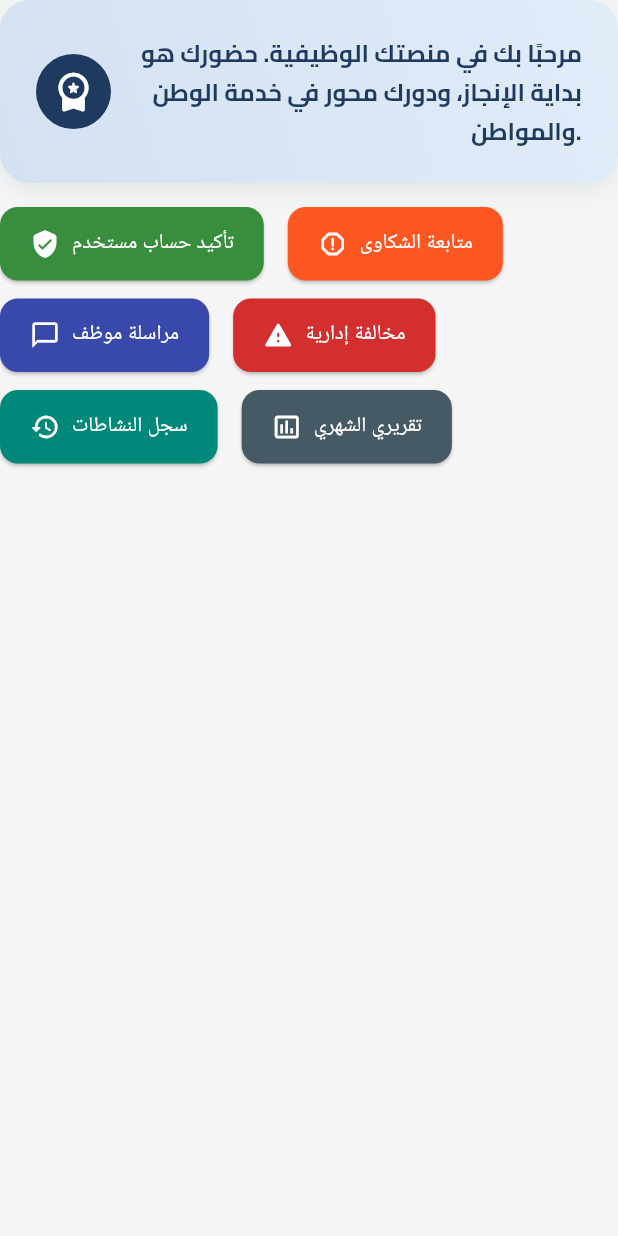
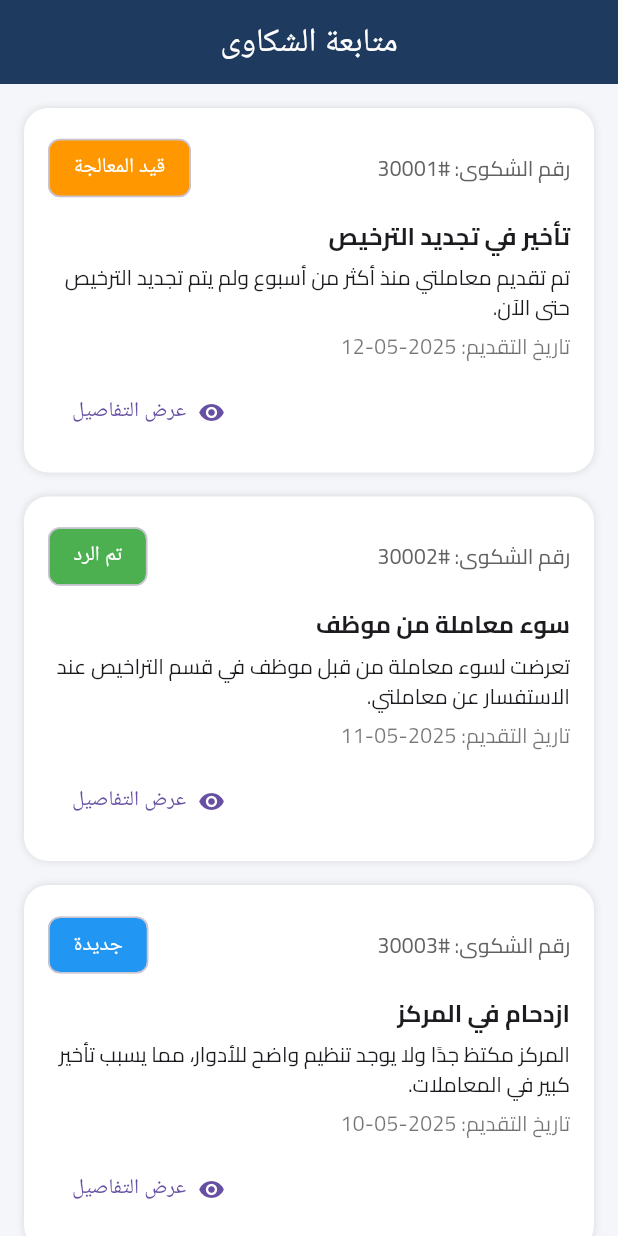
Before and after one commit to osamadweikat/Traffic-Department-Frontend, a Flutter app: the DashboardWelcomeAndActions widget shown alone on an empty page, opened directly, after a tap on "متابعة الشكاوى", on a phone screen of 412 x 824 dp. Run offline on Flutter 3.47's test engine with Material 3 defaults, Android fonts, the phone set to English and light mode, and no system bars; our stand-ins replace easy_localization, file_picker, image_picker, lottie, month_picker_dialog, permission_handler and 4 more; missing offline and left inert: universal_html; accounts and stored records are empty; project files that could hold a hidden picture were left out.

Commit message:
add track complaints screen

```diff
--- /dev/null
+++ b/lib/data/complaints_data.dart
@@ -0,0 +1,67 @@
+final List<Map<String, dynamic>> complaints = [
+  {
+    "id": 30001,
+    "title": "تأخير في تجديد الترخيص",
+    "description": "تم تقديم معاملتي منذ أكثر من أسبوع ولم يتم تجديد الترخيص حتى الآن.",
+    "date": "2025-05-12",
+    "status": "in_progress",
+    "type": "تأخير تجديد الترخيص",
+    "fullName": "محمد سالم أحمد يوسف",
+    "nationalId": "401223456",
+    "phone": "0599123456",
+    "email": "mohammad.salem@example.com",
+    "attachment": null,
+  },
+  {
+    "id": 30002,
+    "title": "سوء معاملة من موظف",
+    "description": "تعرضت لسوء معاملة من قبل موظف في قسم التراخيص عند الاستفسار عن معاملتي.",
+    "date": "2025-05-11",
+    "status": "resolved",
+    "type": "سوء معاملة من موظف",
+    "fullName": "ليلى حسين عبد الله سمارة",
+    "nationalId": "402112345",
+    "phone": "0599988776",
+    "email": "layla.samara@example.com",
+    "attachment": null,
+  },
+  {
+    "id": 30003,
+    "title": "ازدحام في المركز",
+    "description": "المركز مكتظ جدًا ولا يوجد تنظيم واضح للأدوار، مما يسبب تأخير كبير في المعاملات.",
+    "date": "2025-05-10",
+    "status": "new",
+    "type": "ازدحام في المركز",
+    "fullName": "سامي عادل محمود بركات",
+    "nationalId": "403334321",
+    "phone": "0599112233",
+    "email": "sami.barakat@example.com",
+    "attachment": null,
+  },
+  {
+    "id": 30004,
+    "title": "رفض غير مبرر لمعاملة",
+    "description": "تم رفض معاملتي دون توضيح الأسباب أو إعطائي تعليمات واضحة حول المطلوب.",
+    "date": "2025-05-09",
+    "status": "rejected",
+    "type": "رفض غير مبرر لمعاملة",
+    "fullName": "نورا يوسف جمال الأسطل",
+    "nationalId": "400112211",
+    "phone": "0599448877",
+    "email": "nora.astal@example.com",
+    "attachment": "refusal_screenshot.jpg",
+  },
+  {
+    "id": 30005,
+    "title": "تأخير في تقديم الخدمة",
+    "description": "الانتظار طويل جدًا والموظفون لا يستجيبون بسرعة للمراجعين.",
+    "date": "2025-05-08",
+    "status": "in_progress",
+    "type": "تأخير في تقديم الخدمة",
+    "fullName": "أحمد خالد فؤاد المصري",
+    "nationalId": "405667788",
+    "phone": "0599001122",
+    "email": "ahmad.masri@example.com",
+    "attachment": "service_delay.png",
+  },
+];
--- a/lib/screens/staff/dashboard/dashboard_welcome_and_actions.dart
+++ b/lib/screens/staff/dashboard/dashboard_welcome_and_actions.dart
@@ -1,5 +1,6 @@
 import 'package:flutter/material.dart';
 import 'package:traffic_department/screens/staff/tasks/confirm_user_screen.dart';
+import 'package:traffic_department/screens/staff/tasks/track_complaints_screen.dart';
 
 class DashboardWelcomeAndActions extends StatelessWidget {
   const DashboardWelcomeAndActions({super.key});
@@ -39,14 +40,26 @@ class DashboardWelcomeAndActions extends StatelessWidget {
         children: [
           Container(
             padding: const EdgeInsets.all(10),
-            decoration: const BoxDecoration(color: Color(0xFF1E3A5F), shape: BoxShape.circle),
-            child: const Icon(Icons.workspace_premium_rounded, color: Colors.white, size: 30),
+            decoration: const BoxDecoration(
+              color: Color(0xFF1E3A5F),
+              shape: BoxShape.circle,
+            ),
+            child: const Icon(
+              Icons.workspace_premium_rounded,
+              color: Colors.white,
+              size: 30,
+            ),
           ),
           const SizedBox(width: 16),
           const Expanded(
             child: Text(
               'مرحبًا بك في منصتك الوظيفية. حضورك هو بداية الإنجاز، ودورك محور في خدمة الوطن والمواطن.',
-              style: TextStyle(fontSize: 16, fontWeight: FontWeight.w700, color: Color(0xFF1E3A5F), height: 1.6),
+              style: TextStyle(
+                fontSize: 16,
+                fontWeight: FontWeight.w700,
+                color: Color(0xFF1E3A5F),
+                height: 1.6,
+              ),
               textAlign: TextAlign.right,
             ),
           ),
@@ -61,7 +74,8 @@ class DashboardWelcomeAndActions extends StatelessWidget {
         'icon': Icons.verified_user_rounded,
         'label': 'تأكيد حساب مستخدم',
         'color': Colors.green.shade700,
-        'onTap': () => Navigator.push(
+        'onTap':
+            () => Navigator.push(
               context,
               MaterialPageRoute(builder: (_) => const ConfirmUserScreen()),
             ),
@@ -70,7 +84,11 @@ class DashboardWelcomeAndActions extends StatelessWidget {
         'icon': Icons.report_gmailerrorred_rounded,
         'label': 'متابعة الشكاوى',
         'color': Colors.deepOrange,
-        'onTap': () {},
+        'onTap':
+            () => Navigator.push(
+              context,
+              MaterialPageRoute(builder: (_) => const TrackComplaintsScreen()),
+            ),
       },
       {
         'icon': Icons.chat_bubble_outline,
@@ -101,16 +119,22 @@ class DashboardWelcomeAndActions extends StatelessWidget {
     return Wrap(
       spacing: 16,
       runSpacing: 12,
-      children: actions.map((action) {
+      children:
+          actions.map((action) {
             return ElevatedButton.icon(
               onPressed: () => (action['onTap'] as VoidCallback)(),
               icon: Icon(action['icon'] as IconData, size: 20),
               label: Text(action['label'] as String),
               style: ElevatedButton.styleFrom(
-            padding: const EdgeInsets.symmetric(horizontal: 20, vertical: 14),
+                padding: const EdgeInsets.symmetric(
+                  horizontal: 20,
+                  vertical: 14,
+                ),
                 backgroundColor: action['color'] as Color,
                 foregroundColor: Colors.white,
-            shape: RoundedRectangleBorder(borderRadius: BorderRadius.circular(12)),
+                shape: RoundedRectangleBorder(
+                  borderRadius: BorderRadius.circular(12),
+                ),
               ),
             );
           }).toList(),
--- /dev/null
+++ b/lib/screens/staff/tasks/track_complaints_screen.dart
@@ -0,0 +1,352 @@
+import 'package:flutter/material.dart';
+import 'package:traffic_department/data/complaints_data.dart';
+
+class TrackComplaintsScreen extends StatefulWidget {
+  const TrackComplaintsScreen({super.key});
+
+  @override
+  State<TrackComplaintsScreen> createState() => _TrackComplaintsScreenState();
+}
+
+class _TrackComplaintsScreenState extends State<TrackComplaintsScreen> {
+  int? expandedIndex;
+  Map<int, String> selectedStatuses = {};
+  Map<int, TextEditingController> commentControllers = {};
+
+  Color getStatusColor(String status) {
+    switch (status) {
+      case 'new':
+        return Colors.blue;
+      case 'in_progress':
+        return Colors.orange;
+      case 'resolved':
+        return Colors.green;
+      case 'rejected':
+        return Colors.red;
+      default:
+        return Colors.grey;
+    }
+  }
+
+  String getStatusLabel(String status) {
+    switch (status) {
+      case 'new':
+        return 'جديدة';
+      case 'in_progress':
+        return 'قيد المعالجة';
+      case 'resolved':
+        return 'تم الرد';
+      case 'rejected':
+        return 'مرفوضة';
+      default:
+        return 'غير معروف';
+    }
+  }
+
+  void updateComplaintStatus(int index) {
+    final newStatus = selectedStatuses[index];
+    if (newStatus != null && newStatus != complaints[index]['status']) {
+      setState(() {
+        complaints[index]['status'] = newStatus;
+        expandedIndex = null;
+      });
+
+      showDialog(
+        context: context,
+        barrierDismissible: false,
+        builder:
+            (_) => AlertDialog(
+              shape: RoundedRectangleBorder(
+                borderRadius: BorderRadius.circular(12),
+              ),
+              content: Row(
+                mainAxisSize: MainAxisSize.min,
+                children: const [
+                  Icon(Icons.check_circle, color: Colors.green),
+                  SizedBox(width: 10),
+                  Text(
+                    'تم تحديث حالة الشكوى بنجاح',
+                    style: TextStyle(fontWeight: FontWeight.bold),
+                  ),
+                ],
+              ),
+            ),
+      );
+
+      Future.delayed(const Duration(seconds: 2), () {
+        Navigator.pop(context);
+      });
+    }
+  }
+
+  @override
+  Widget build(BuildContext context) {
+    return Directionality(
+      textDirection: TextDirection.rtl,
+      child: Scaffold(
+        backgroundColor: const Color(0xFFF4F6FA),
+        appBar: AppBar(
+          automaticallyImplyLeading: false,
+          backgroundColor: const Color(0xFF1E3A5F),
+          title: const Text(
+            'متابعة الشكاوى',
+            style: TextStyle(color: Colors.white),
+          ),
+          centerTitle: true,
+        ),
+        body: ListView.builder(
+          padding: const EdgeInsets.all(16),
+          itemCount: complaints.length,
+          itemBuilder: (context, index) {
+            final complaint = complaints[index];
+            final isExpanded = expandedIndex == index;
+            final currentStatus = complaint['status'];
+            final isFinal =
+                currentStatus == 'resolved' || currentStatus == 'rejected';
+
+            commentControllers.putIfAbsent(
+              index,
+              () => TextEditingController(),
+            );
+
+            return AnimatedContainer(
+              duration: const Duration(milliseconds: 300),
+              margin: const EdgeInsets.only(bottom: 16),
+              padding: const EdgeInsets.all(16),
+              decoration: BoxDecoration(
+                color: Colors.white,
+                borderRadius: BorderRadius.circular(16),
+                boxShadow: const [
+                  BoxShadow(color: Colors.black12, blurRadius: 4),
+                ],
+              ),
+              child: Column(
+                crossAxisAlignment: CrossAxisAlignment.stretch,
+                children: [
+                  Row(
+                    mainAxisAlignment: MainAxisAlignment.spaceBetween,
+                    children: [
+                      Text(
+                        'رقم الشكوى: #${complaint['id']}',
+                        style: TextStyle(color: Colors.grey[700]),
+                      ),
+                      Chip(
+                        label: Text(
+                          getStatusLabel(currentStatus),
+                          style: const TextStyle(color: Colors.white),
+                        ),
+                        backgroundColor: getStatusColor(currentStatus),
+                      ),
+                    ],
+                  ),
+                  const SizedBox(height: 10),
+                  Text(
+                    complaint['title'],
+                    style: const TextStyle(
+                      fontWeight: FontWeight.bold,
+                      fontSize: 16,
+                    ),
+                    textAlign: TextAlign.right,
+                  ),
+                  const SizedBox(height: 6),
+                  Text(complaint['description'], textAlign: TextAlign.right),
+                  const SizedBox(height: 6),
+                  Text(
+                    'تاريخ التقديم: ${complaint['date']}',
+                    style: const TextStyle(color: Colors.black54),
+                    textAlign: TextAlign.right,
+                  ),
+                  const SizedBox(height: 10),
+                  if (!isExpanded)
+                    Align(
+                      alignment: Alignment.bottomLeft,
+                      child: TextButton.icon(
+                        onPressed: () => setState(() => expandedIndex = index),
+                        icon: const Icon(Icons.visibility),
+                        label: const Text('عرض التفاصيل'),
+                      ),
+                    ),
+                  if (isExpanded) ...[
+                    const Divider(height: 24),
+                    Align(
+                      alignment: Alignment.centerRight,
+                      child: Column(
+                        crossAxisAlignment: CrossAxisAlignment.end,
+                        children: [
+                          _detailRow('نوع الشكوى:', complaint['type']),
+                          _detailRow(
+                            'الاسم الكامل:',
+                            complaint['fullName'] ?? '---',
+                          ),
+                          _detailRow(
+                            'رقم الهوية:',
+                            complaint['nationalId'] ?? '---',
+                          ),
+                          _detailRow(
+                            'رقم الهاتف:',
+                            complaint['phone'] ?? '---',
+                          ),
+                          _detailRow(
+                            'البريد الإلكتروني:',
+                            complaint['email'] ?? '---',
+                          ),
+                          if (complaint['attachment'] != null)
+                            Padding(
+                              padding: const EdgeInsets.symmetric(vertical: 6),
+                              child: Align(
+                                alignment: Alignment.centerRight,
+                                child: GestureDetector(
+                                  onTap: () {},
+                                  child: Text(
+                                    complaint['attachment'],
+                                    style: const TextStyle(
+                                      color: Color(0xFF1E88E5),
+                                      fontWeight: FontWeight.bold,
+                                      decoration: TextDecoration.underline,
+                                    ),
+                                  ),
+                                ),
+                              ),
+                            ),
+                        ],
+                      ),
+                    ),
+                    const SizedBox(height: 14),
+                    if (!isFinal) ...[
+                      const Align(
+                        alignment: Alignment.centerRight,
+                        child: Text(
+                          'اختر الحالة الجديدة:',
+                          style: TextStyle(fontWeight: FontWeight.bold),
+                        ),
+                      ),
+                      const SizedBox(height: 8),
+                      Align(
+                        alignment: Alignment.centerRight,
+                        child: Wrap(
+                          spacing: 8,
+                          children: [
+                            if (currentStatus != 'in_progress')
+                              _statusOption(
+                                index,
+                                'in_progress',
+                                'قيد المعالجة',
+                                Colors.orange,
+                              ),
+                            _statusOption(
+                              index,
+                              'resolved',
+                              'تم الرد',
+                              Colors.green,
+                            ),
+                            _statusOption(
+                              index,
+                              'rejected',
+                              'مرفوضة',
+                              Colors.red,
+                            ),
+                          ],
+                        ),
+                      ),
+                      const SizedBox(height: 12),
+                      TextField(
+                        controller: commentControllers[index],
+                        maxLines: 3,
+                        textAlign: TextAlign.right,
+                        decoration: InputDecoration(
+                          hintText: 'أدخل تعليق الموظف...',
+                          border: OutlineInputBorder(
+                            borderRadius: BorderRadius.circular(12),
+                          ),
+                          contentPadding: const EdgeInsets.all(12),
+                        ),
+                      ),
+                      const SizedBox(height: 16),
+                      Align(
+                        alignment: Alignment.centerRight,
+                        child: ElevatedButton.icon(
+                          onPressed: () => updateComplaintStatus(index),
+                          icon: const Icon(Icons.refresh),
+                          label: const Text('تحديث الحالة'),
+                          style: ElevatedButton.styleFrom(
+                            backgroundColor: const Color(0xFF1E3A5F),
+                            foregroundColor: Colors.white,
+                            padding: const EdgeInsets.symmetric(
+                              horizontal: 20,
+                              vertical: 10,
+                            ),
+                          ),
+                        ),
+                      ),
+                    ] else
+                      const SizedBox(height: 12),
+                    Align(
+                      alignment: Alignment.bottomLeft,
+                      child: TextButton.icon(
+                        onPressed: () => setState(() => expandedIndex = null),
+                        icon: const Icon(Icons.close),
+                        label: const Text('إغلاق التفاصيل'),
+                      ),
+                    ),
+                  ],
+                ],
+              ),
+            );
+          },
+        ),
+      ),
+    );
+  }
+
+  Widget _detailRow(String label, String value) {
+    return Padding(
+      padding: const EdgeInsets.symmetric(vertical: 4),
+      child: Align(
+        alignment: Alignment.centerRight,
+        child: RichText(
+          textAlign: TextAlign.right,
+          text: TextSpan(
+            children: [
+              TextSpan(
+                text: label,
+                style: TextStyle(
+                  fontSize: 14,
+                  fontWeight: FontWeight.bold,
+                  color: Colors.teal.shade700,
+                ),
+              ),
+              TextSpan(
+                text: ' $value',
+                style: const TextStyle(
+                  fontSize: 14,
+                  fontWeight: FontWeight.normal,
+                  color: Colors.black,
+                ),
+              ),
+            ],
+          ),
+        ),
+      ),
+    );
+  }
+
+  Widget _statusOption(int index, String value, String label, Color color) {
+    final selected = selectedStatuses[index] == value;
+
+    return ChoiceChip(
+      label: Text(label),
+      selected: selected,
+      selectedColor: color.withOpacity(0.8),
+      backgroundColor: Colors.grey[200],
+      labelStyle: TextStyle(
+        color: selected ? Colors.white : Colors.black,
+        fontWeight: FontWeight.bold,
+      ),
+      onSelected: (_) {
+        setState(() {
+          selectedStatuses[index] = value;
+        });
+      },
+    );
+  }
+}
```
Lines whose indentation alone changed are shown as unchanged.
